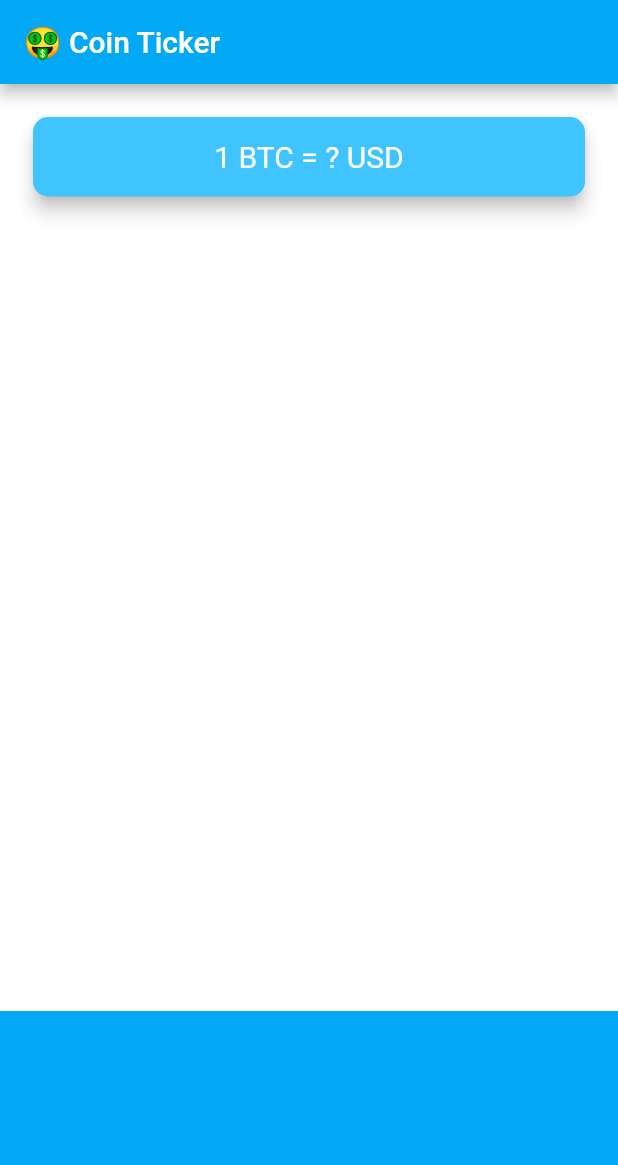
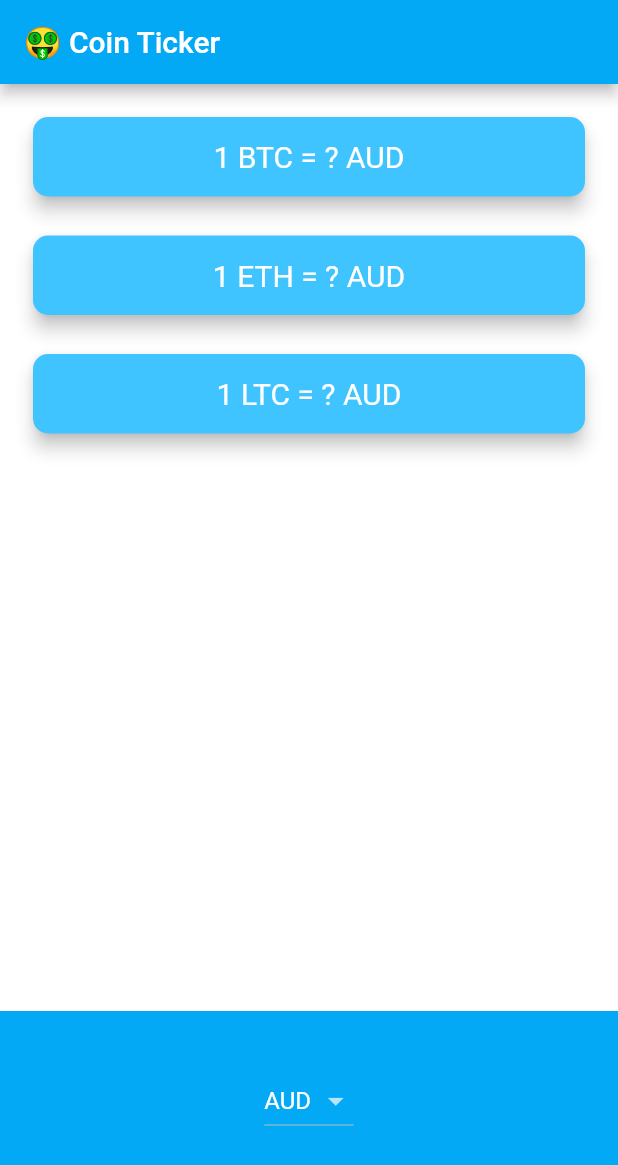
Before and after one commit to MarnusCoetzee/Flutter-BTC-Price-UI, a Flutter app: the screen it shows after launch, on a phone screen of 412 x 824 dp. Shown: the top 1165 px of the screen. Run offline on Flutter 3.47's test engine with Material 2 defaults, Android fonts, the phone set to English and light mode, and no system bars; network calls fail.

Commit message:
finished product

```diff
--- /dev/null
+++ b/lib/keys.dart
@@ -0,0 +1 @@
+const coinApiKey = 'C8195969-086B-445E-9780-0DE5A97D52B3';
--- a/lib/price_screen.dart
+++ b/lib/price_screen.dart
@@ -1,4 +1,8 @@
+
 import 'package:flutter/material.dart';
+import 'package:flutter/cupertino.dart';
+import 'coin_data.dart';
+import 'dart:io' show Platform;
 
 class PriceScreen extends StatefulWidget {
   @override
@@ -6,6 +10,94 @@ class PriceScreen extends StatefulWidget {
 }
 
 class _PriceScreenState extends State<PriceScreen> {
+  String selectedCurrency = 'AUD';
+
+  DropdownButton<String> androidDropdown() {
+    List<DropdownMenuItem<String>> dropdownItems = [];
+    for (String currency in currenciesList) {
+      var newItem = DropdownMenuItem(
+        child: Text(currency),
+        value: currency,
+      );
+      dropdownItems.add(newItem);
+    }
+
+    return DropdownButton<String>(
+      value: selectedCurrency,
+      items: dropdownItems,
+      onChanged: (value) {
+        setState(() {
+          selectedCurrency = value;
+          getData();
+        });
+      },
+    );
+  }
+
+  CupertinoPicker iOSPicker() {
+    List<Text> pickerItems = [];
+    for (String currency in currenciesList) {
+      pickerItems.add(Text(currency));
+    }
+
+    return CupertinoPicker(
+      backgroundColor: Colors.lightBlue,
+      itemExtent: 32.0,
+      onSelectedItemChanged: (selectedIndex) {
+        setState(() {
+          selectedCurrency = currenciesList[selectedIndex];
+          getData();
+        });
+      },
+      children: pickerItems,
+    );
+  }
+
+  //value had to be updated into a Map to store the values of all three cryptocurrencies.
+  Map<String, String> coinValues = {};
+  //7: Figure out a way of displaying a '?' on screen while we're waiting for the price data to come back. First we have to create a variable to keep track of when we're waiting on the request to complete.
+  bool isWaiting = false;
+
+  void getData() async {
+    //7: Second, we set it to true when we initiate the request for prices.
+    isWaiting = true;
+    try {
+      //6: Update this method to receive a Map containing the crypto:price key value pairs.
+      var data = await CoinData().getCoinData(selectedCurrency);
+      //7. Third, as soon the above line of code completes, we now have the data and no longer need to wait. So we can set isWaiting to false.
+      isWaiting = false;
+      setState(() {
+        coinValues = data;
+      });
+    } catch (e) {
+      print(e);
+    }
+  }
+
+  @override
+  void initState() {
+    super.initState();
+    getData();
+  }
+
+  ////For bonus points, create a method that loops through the cryptoList and generates a CryptoCard for each. Call makeCards() in the build() method instead of the Column with 3 CryptoCards.
+//  Column makeCards() {
+//    List<CryptoCard> cryptoCards = [];
+//    for (String crypto in cryptoList) {
+//      cryptoCards.add(
+//        CryptoCard(
+//          cryptoCurrency: crypto,
+//          selectedCurrency: selectedCurrency,
+//          value: isWaiting ? '?' : coinValues[crypto],
+//        ),
+//      );
+//    }
+//    return Column(
+//      crossAxisAlignment: CrossAxisAlignment.stretch,
+//      children: cryptoCards,
+//    );
+//  }
+
   @override
   Widget build(BuildContext context) {
     return Scaffold(
@@ -16,7 +108,58 @@ class _PriceScreenState extends State<PriceScreen> {
         mainAxisAlignment: MainAxisAlignment.spaceBetween,
         crossAxisAlignment: CrossAxisAlignment.stretch,
         children: <Widget>[
-          Padding(
+          //3: You'll need to use a Column Widget to contain the three CryptoCards.
+          Column(
+            crossAxisAlignment: CrossAxisAlignment.stretch,
+            children: <Widget>[
+              CryptoCard(
+                cryptoCurrency: 'BTC',
+                //7. Finally, we use a ternary operator to check if we are waiting and if so, we'll display a '?' otherwise we'll show the actual price data.
+                value: isWaiting ? '?' : coinValues['BTC'],
+                selectedCurrency: selectedCurrency,
+              ),
+              CryptoCard(
+                cryptoCurrency: 'ETH',
+                value: isWaiting ? '?' : coinValues['ETH'],
+                selectedCurrency: selectedCurrency,
+              ),
+              CryptoCard(
+                cryptoCurrency: 'LTC',
+                value: isWaiting ? '?' : coinValues['LTC'],
+                selectedCurrency: selectedCurrency,
+              ),
+            ],
+          ),
+
+          Container(
+            height: 150.0,
+            alignment: Alignment.center,
+            padding: EdgeInsets.only(bottom: 30.0),
+            color: Colors.lightBlue,
+            child: Platform.isIOS ? iOSPicker() : androidDropdown(),
+          ),
+        ],
+      ),
+    );
+  }
+}
+
+//1: Refactor this Padding Widget into a separate Stateless Widget called CryptoCard, so we can create 3 of them, one for each cryptocurrency.
+class CryptoCard extends StatelessWidget {
+  //2: You'll need to able to pass the selectedCurrency, value and cryptoCurrency to the constructor of this CryptoCard Widget.
+  const CryptoCard({
+    this.value,
+    this.selectedCurrency,
+    this.cryptoCurrency,
+  });
+
+  final String value;
+  final String selectedCurrency;
+  final String cryptoCurrency;
+
+  @override
+  Widget build(BuildContext context) {
+    return Padding(
       padding: EdgeInsets.fromLTRB(18.0, 18.0, 18.0, 0),
       child: Card(
         color: Colors.lightBlueAccent,
@@ -27,7 +170,7 @@ class _PriceScreenState extends State<PriceScreen> {
         child: Padding(
           padding: EdgeInsets.symmetric(vertical: 15.0, horizontal: 28.0),
           child: Text(
-                  '1 BTC = ? USD',
+            '1 $cryptoCurrency = $value $selectedCurrency',
             textAlign: TextAlign.center,
             style: TextStyle(
               fontSize: 20.0,
@@ -36,16 +179,6 @@ class _PriceScreenState extends State<PriceScreen> {
           ),
         ),
       ),
-          ),
-          Container(
-            height: 150.0,
-            alignment: Alignment.center,
-            padding: EdgeInsets.only(bottom: 30.0),
-            color: Colors.lightBlue,
-            child: null,
-          ),
-        ],
-      ),
     );
   }
 }
--- a/pubspec.yaml
+++ b/pubspec.yaml
@@ -28,6 +28,7 @@ dependencies:
   # The following adds the Cupertino Icons font to your application.
   # Use with the CupertinoIcons class for iOS style icons.
   cupertino_icons: ^0.1.3
+  http: ^0.12.2
 
 dev_dependencies:
   flutter_test:
```
Also changed, not shown: lib/coin_data.dart (+29 -1 lines), pubspec.lock, 1 other file. Lines whose indentation alone changed are shown as unchanged.
